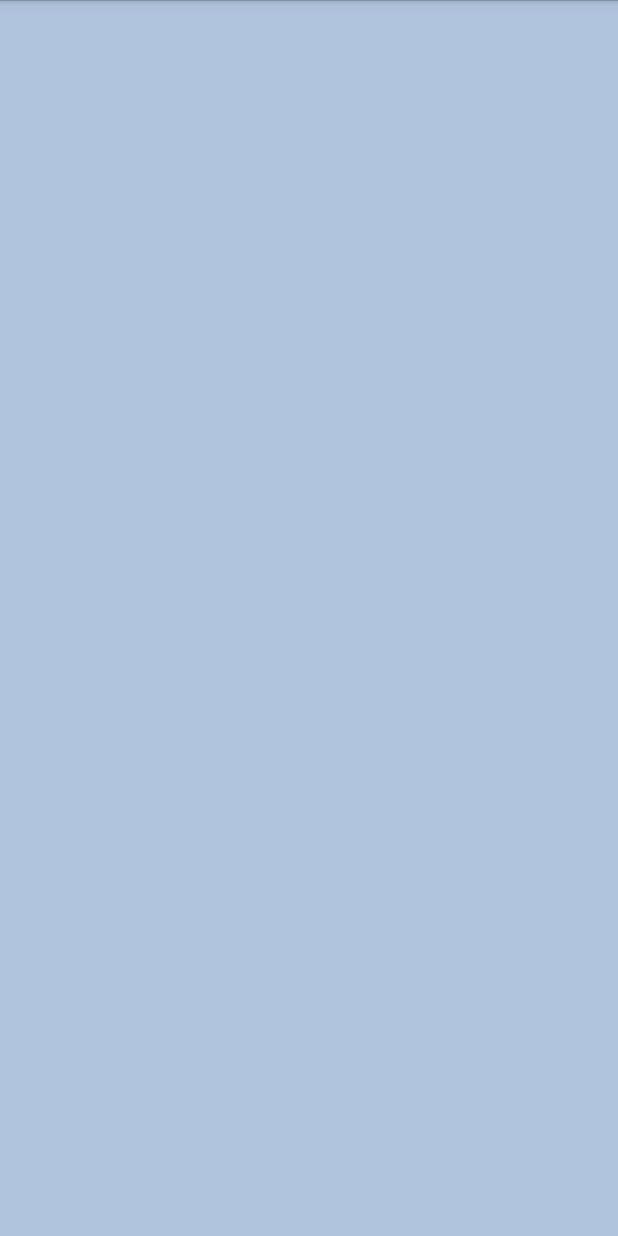
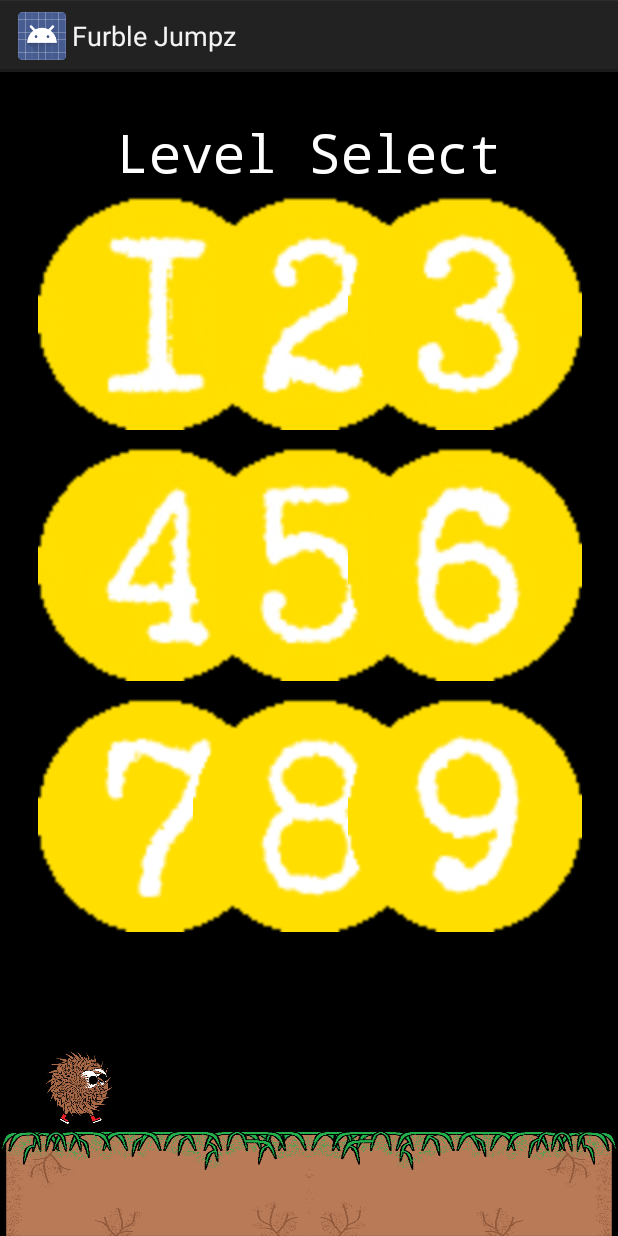
Before and after one commit to achitchcock/FurbleJumpz, an Android app: the screen it shows after launch (MainActivity before the commit, LevelSelect after it), on a phone screen of 412 x 824 dp. Before the commit the screen is almost empty. Run offline under Robolectric (Android 15) with nearby library versions, the phone set to English and light mode, and no system bars.

Commit message:
Updates
updates

```diff
--- a/app/build.gradle
+++ b/app/build.gradle
@@ -2,7 +2,7 @@ apply plugin: 'com.android.application'
 
 android {
     compileSdkVersion 19
-    buildToolsVersion "21.1.2"
+    buildToolsVersion "26.0.2"
 
     defaultConfig {
         applicationId "com.questgames.furblejumpz"
--- a/app/src/main/AndroidManifest.xml
+++ b/app/src/main/AndroidManifest.xml
@@ -38,6 +38,7 @@
             android:name=".GameOver"
             android:label="@string/app_name"
             android:screenOrientation="portrait" />
+        <activity android:name=".LevelSelect"></activity>
     </application>
 
 </manifest>
--- /dev/null
+++ b/app/src/main/java/com/questgames/furblejumpz/LevelSelect.java
@@ -0,0 +1,112 @@
+package com.questgames.furblejumpz;
+
+import android.app.Activity;
+import android.content.Context;
+import android.content.Intent;
+import android.os.Bundle;
+import android.view.View;
+import android.view.ViewGroup;
+import android.widget.AbsListView;
+import android.widget.Adapter;
+import android.widget.ArrayAdapter;
+import android.widget.AdapterView;
+import android.widget.BaseAdapter;
+import android.widget.Button;
+import android.widget.GridView;
+import android.widget.ImageView;
+import android.widget.TextView;
+import android.widget.Toast;
+public class LevelSelect extends Activity {
+
+    GridView levelButtons;
+
+    @Override
+    protected void onCreate(Bundle savedInstanceState) {
+        super.onCreate(savedInstanceState);
+        setContentView(R.layout.level_select);
+
+        levelButtons = (GridView) findViewById(R.id.levelGrid);
+        levelButtons.setAdapter( new levelAdapter(this));
+        levelButtons.setOnItemClickListener(new GridView.OnItemClickListener() {
+            public void onItemClick(AdapterView<?> parent, View v,
+                                    int position, long id) {
+                Intent mIntent = new Intent(LevelSelect.this, MainActivity.class);
+                mIntent.putExtra("levelNum",position +1);
+                startActivity(mIntent);
+                finish();
+            }
+        });
+
+    }
+}
+
+class levelAdapter extends BaseAdapter{
+    private Context mContext;
+
+    public levelAdapter(Context c){
+        mContext = c;
+    }
+    @Override
+    public int getCount() {
+        return mThumbIds.length;
+    }
+
+    @Override
+    public Object getItem(int i) {
+        return null;
+    }
+
+    @Override
+    public long getItemId(int i) {
+        return 0;
+    }
+
+    @Override
+    public View getView(int i, View view, ViewGroup viewGroup) {
+        ImageView iView;
+        if (view == null){
+            iView = new ImageView(mContext);
+            iView.setLayoutParams(new GridView.LayoutParams(250, 250));
+            iView.setScaleType(ImageView.ScaleType.CENTER_CROP);
+            iView.setPadding(8, 8, 8, 8);
+
+        }else {
+            iView = (ImageView) view;
+        }
+
+        iView.setImageResource(mThumbIds[i]);
+        return iView;
+    }
+
+    private Integer[] mThumbIds = {
+            R.drawable.level1, R.drawable.level2,
+            R.drawable.level3, R.drawable.level4,
+            R.drawable.level5, R.drawable.level6,
+            R.drawable.level7, R.drawable.level8,
+            R.drawable.level9    };
+    }
+
+
+
+
+
+
+
+
+
+
+/*
+        b.setOnClickListener(buttonClicker);
+
+    }
+
+
+    View.OnClickListener buttonClicker = new View.OnClickListener() {
+
+        @Override
+        public void onClick(View v) {
+            Intent i = new Intent(GameOver.this,MainActivity.class);
+            startActivity(i);
+            finish();
+        }
+    }; */
--- a/app/src/main/java/com/questgames/furblejumpz/MainActivity.java
+++ b/app/src/main/java/com/questgames/furblejumpz/MainActivity.java
@@ -20,7 +20,9 @@ import android.view.GestureDetector;
 import android.view.MotionEvent;
 import android.view.View;
 import android.view.View.OnTouchListener;
+import android.view.ViewGroup;
 import android.widget.RelativeLayout;
+import android.widget.Toast;
 
 public class MainActivity extends Activity {
 
@@ -32,7 +34,7 @@ public class MainActivity extends Activity {
 
 	private String TAG  = "Furble";
 	private GestureDetector mGestureDetector;
-	private GroundView ground, ground2, ground3,ground4;
+	private GroundView ground, ground2, ground3,ground4, ground5;
 	private GroundView[] land;
 
 
@@ -42,6 +44,15 @@ public class MainActivity extends Activity {
 		super.onCreate(savedInstanceState);
 		setContentView(R.layout.activity_main);
 		Log.d(TAG,"Entered onCreate");
+
+		Intent mIntent = getIntent();
+		int levelNumber = mIntent.getIntExtra("levelNum", 0);
+		Toast.makeText(MainActivity.this, "" + (levelNumber),
+				Toast.LENGTH_SHORT).show();
+
+
+
+
 
 		View decorView = getWindow().getDecorView();
 		// Hide the status bar.
@@ -79,8 +90,6 @@ public class MainActivity extends Activity {
 		int count = mFrame.getChildCount();
 		for(int i=0;i<count;i++)
 		{
-
-
 			if (mFrame.getChildAt(i) instanceof FurbleView)
 			{
 				FurbleView temp = (FurbleView) mFrame.getChildAt(i);
@@ -88,12 +97,9 @@ public class MainActivity extends Activity {
 				{
 					temp.setJump(true);
 				}
-
 			}
 		}
-
 		return false;
-
 	}
 
 	@Override
@@ -124,12 +130,18 @@ public class MainActivity extends Activity {
 			ground2 = new GroundView(this.getApplicationContext(),mDisplayWidth+200,0,mGround_a);
 			ground3 = new GroundView(this.getApplicationContext(),mDisplayWidth+530,0,mGround_b);
 			ground4 = new GroundView(this.getApplicationContext(),mDisplayWidth+900 , mDisplayHeight-900,mGround_float);
+			ground5 = new GroundView(this.getApplicationContext(), mDisplayWidth+1400, mDisplayHeight- 1400, mGround_float);
 			mFrame.addView(ground3);
 			mFrame.addView(ground2);
 			mFrame.addView(ground4);
+			mFrame.addView(ground5);
 			mFrame.addView(ground);
 
-			land = new GroundView[] {ground,ground2,ground3,ground4};
+
+
+
+
+			land = new GroundView[] {ground,ground2,ground3,ground4, ground5};
 		//	mFrame.addView(feet);
 			mFrame.addView(body);
 		}
@@ -451,8 +463,6 @@ private class GroundView extends View{
 
 		canvas.drawBitmap(mScaledBitmap, mXPos, mYPos, mPainter);
 
-
-
 		//  - restore the canvas
 		canvas.restore();
 		GroundView.this.postInvalidate();
@@ -485,9 +495,11 @@ private class GroundView extends View{
 		mXPos += mDx;
 		if(mXPos < 0-mScaledBitmapWidth)
 		{
+			//ViewGroup parent = (ViewGroup) getParent();
+			//parent.removeView(this);
 			Random r = new Random();
-			int pos = r.nextInt(2)+1;
-			mXPos = mDisplayWidth+(mScaledBitmapWidth);
+			int pos = 1200 - r.nextInt(1800);
+			mXPos = mDisplayWidth+(mScaledBitmapWidth + pos);
 		}
 	}
 
--- a/app/src/main/java/com/questgames/furblejumpz/SplashScreen.java
+++ b/app/src/main/java/com/questgames/furblejumpz/SplashScreen.java
@@ -27,7 +27,7 @@ public class SplashScreen extends Activity{
             public void run() {
                 // This method will be executed once the timer is over
                 // Start your app main activity
-                Intent i = new Intent(SplashScreen.this, MainActivity.class);
+                Intent i = new Intent(SplashScreen.this, LevelSelect.class);
                 startActivity(i);
 
                 // close this activity
--- /dev/null
+++ b/app/src/main/res/layout/level_select.xml
@@ -0,0 +1,62 @@
+<?xml version="1.0" encoding="utf-8"?>
+<RelativeLayout xmlns:android="http://schemas.android.com/apk/res/android"
+    xmlns:app="http://schemas.android.com/apk/res-auto"
+    xmlns:tools="http://schemas.android.com/tools"
+    android:layout_width="match_parent"
+    android:background="#000000"
+    android:layout_height="match_parent"
+    tools:context="com.questgames.furblejumpz.LevelSelect">
+
+    <TextView
+        android:id="@+id/textView"
+        android:layout_width="wrap_content"
+        android:layout_height="wrap_content"
+        android:layout_alignParentTop="true"
+        android:layout_centerHorizontal="true"
+        android:layout_marginTop="30dp"
+        android:fontFamily="monospace"
+        android:text="@string/levelSelectText"
+        android:textColor="#ffffff"
+        android:textSize="35sp"
+        android:typeface="sans"
+        tools:text="Level Select" />
+
+    <GridView
+        android:layout_width="match_parent"
+        android:layout_height="100dp"
+        android:layout_above="@+id/imageView3"
+        android:layout_alignParentLeft="true"
+        android:layout_alignParentStart="true"
+        android:numColumns="3"
+        android:horizontalSpacing="1dp"
+        android:verticalSpacing="1dp"
+        android:stretchMode="spacingWidthUniform"
+        android:id="@+id/levelGrid"
+        android:gravity="center"
+        android:layout_below="@+id/textView">
+
+
+
+    </GridView>
+
+    <ImageView
+        android:id="@+id/imageView2"
+        android:layout_width="wrap_content"
+        android:layout_height="70dp"
+        android:layout_alignParentBottom="true"
+        android:layout_alignParentLeft="true"
+        android:layout_alignParentStart="true"
+        android:background="@drawable/ground_long" />
+
+    <ImageView
+        android:id="@+id/imageView3"
+        android:layout_width="50dp"
+        android:layout_height="50dp"
+        android:layout_alignParentBottom="true"
+        android:layout_marginBottom="74dp"
+        android:layout_toLeftOf="@+id/textView"
+        android:layout_toStartOf="@+id/textView"
+        android:src="@drawable/ic_launcher" />
+
+
+</RelativeLayout>
--- a/app/src/main/res/values/strings.xml
+++ b/app/src/main/res/values/strings.xml
@@ -9,5 +9,6 @@
     <string name="title_activity_level_select">LevelSelect</string>
     <string name="dummy_button">Dummy Button</string>
     <string name="dummy_content">DUMMY\nCONTENT</string>
+    <string name="levelSelectText">Level Select</string>
 
 </resources>
```
Also changed, not shown: app/src/main/res/drawable-ldpi/level1.png (added), app/src/main/res/drawable-ldpi/level2.png (added), app/src/main/res/drawable-ldpi/level3.png (added), app/src/main/res/drawable-ldpi/level4.png (added), app/src/main/res/drawable-ldpi/level5.png (added), app/src/main/res/drawable-ldpi/level6.png (added), app/src/main/res/drawable-ldpi/level7.png (added), app/src/main/res/drawable-ldpi/level8.png (added), app/src/main/res/drawable-ldpi/level9.png (added), 148 other files.
